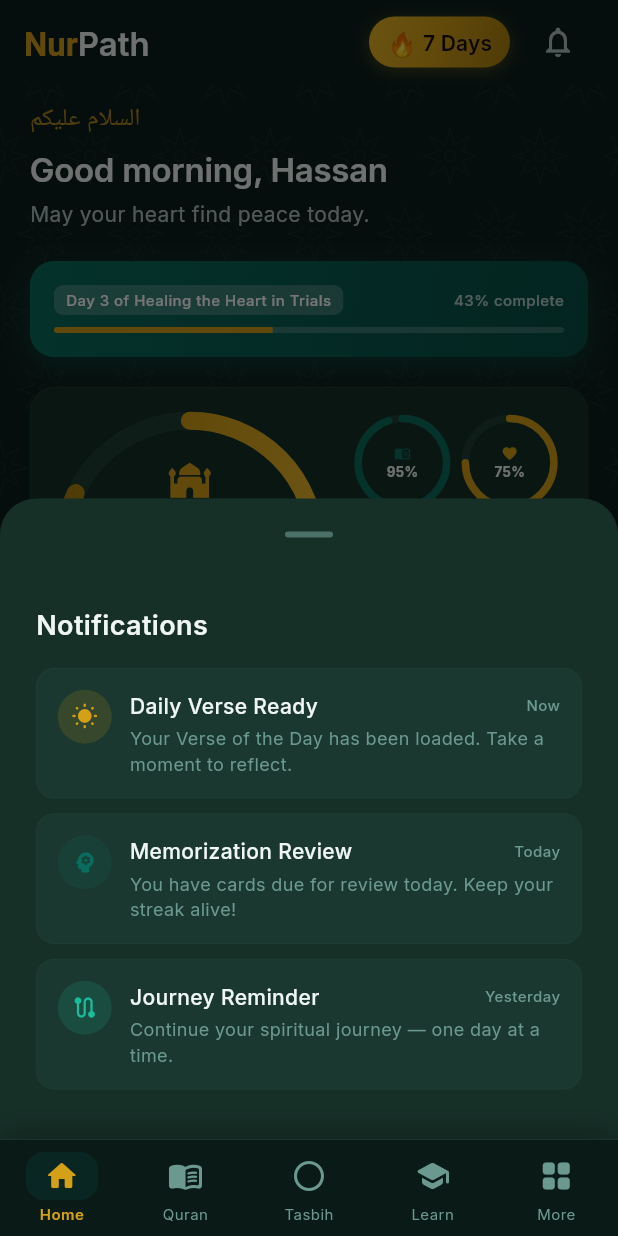
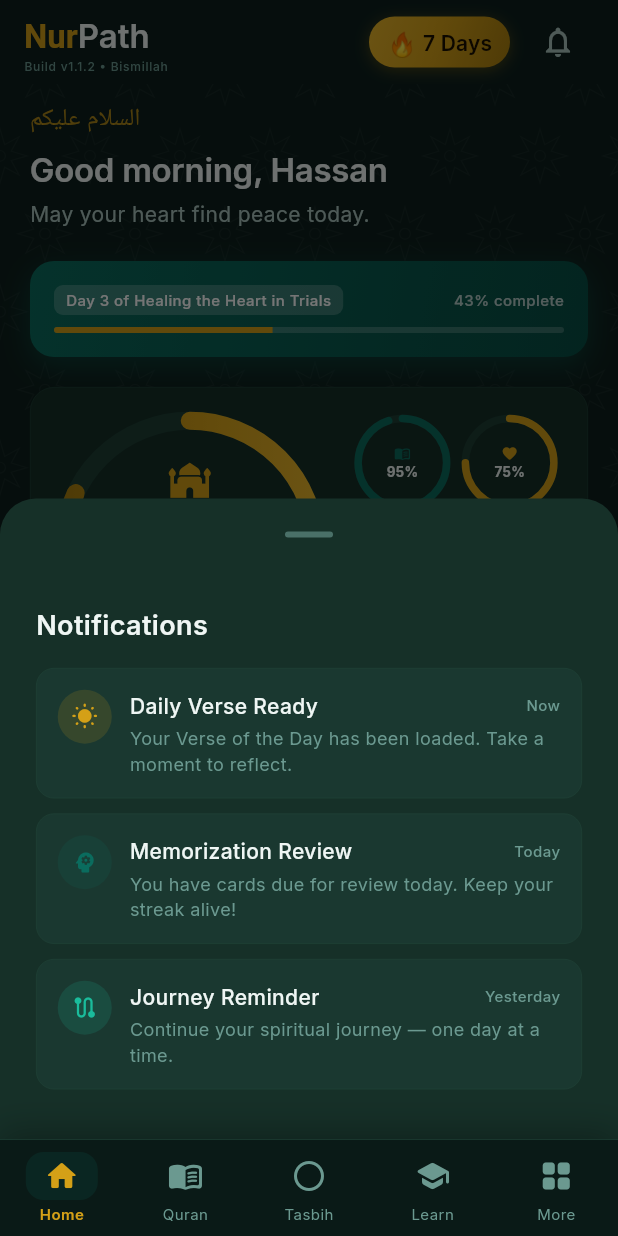
Before and after one commit to hassanykb/nurpath, a Flutter app: the HomeScreen screen opened by its route, after a tap on the "notifications" icon, on a phone screen of 412 x 824 dp. Run offline on Flutter 3.47's test engine with Material 3 defaults, Android fonts, the light colour scheme and no system bars; drawn by our look-alikes of flutter_animate, percent_indicator; our stand-ins replace dio, fl_chart, flutter_riverpod, go_router, google_fonts, hive_flutter and 1 more; accounts and stored records are empty; network calls fail; Roboto replaces fonts that are missing (Amiri, AmiriQuran).

Commit message:
fix: home screen functional restoration with debug marker and robust skeleton

```diff
--- a/lib/screens/home/home_screen.dart
+++ b/lib/screens/home/home_screen.dart
@@ -11,11 +11,16 @@ import '../../widgets/faith_ring.dart';
 import '../../widgets/streak_badge.dart';
 import '../../widgets/ayah_card.dart';
 
-class HomeScreen extends ConsumerWidget {
+class HomeScreen extends ConsumerStatefulWidget {
   const HomeScreen({super.key});
 
   @override
-  Widget build(BuildContext context, WidgetRef ref) {
+  ConsumerState<HomeScreen> createState() => _HomeScreenState();
+}
+
+class _HomeScreenState extends ConsumerState<HomeScreen> {
+  @override
+  Widget build(BuildContext context) {
     final userAsync = ref.watch(userProfileProvider);
     final dailyAyahAsync = ref.watch(dailyAyahProvider);
     final journeysAsync = ref.watch(journeysProvider);
@@ -32,7 +37,10 @@ class HomeScreen extends ConsumerWidget {
               backgroundColor: AppColors.bgPrimary.withOpacity(0.95),
               title: Row(
                 children: [
-                  // NurPath logo text
+                  Column(
+                    crossAxisAlignment: CrossAxisAlignment.start,
+                    mainAxisSize: MainAxisSize.min,
+                    children: [
                       RichText(
                         text: TextSpan(
                           children: [
@@ -54,6 +62,16 @@ class HomeScreen extends ConsumerWidget {
                           ],
                         ),
                       ),
+                      Text(
+                        'Build v1.1.2 • Bismillah',
+                        style: AppTypography.labelSmall.copyWith(
+                          fontSize: 8,
+                          color: AppColors.textMuted,
+                          letterSpacing: 0.5,
+                        ),
+                      ),
+                    ],
+                  ),
                   const Spacer(),
                   // Streak badge
                   userAsync.when(
@@ -68,7 +86,17 @@ class HomeScreen extends ConsumerWidget {
                       Icons.notifications_outlined,
                       color: AppColors.textSecondary,
                     ),
-                    onPressed: () => _showNotificationsSheet(context),
+                    onPressed: () {
+                      // Immediate visual feedback to confirm taps work
+                      ScaffoldMessenger.of(context).clearSnackBars();
+                      ScaffoldMessenger.of(context).showSnackBar(
+                        const SnackBar(
+                          content: Text('Opening notifications...'),
+                          duration: Duration(milliseconds: 500),
+                        ),
+                      );
+                      _showNotificationsSheet(context);
+                    },
                   ),
                 ],
               ),
@@ -164,7 +192,7 @@ class HomeScreen extends ConsumerWidget {
                           ref: '${ayah.surahNumber}:${ayah.ayahNumber}',
                         ),
                       ).animate().fadeIn(delay: 300.ms),
-                      loading: () => const _AyahCardSkeleton(),
+                      loading: () => _AyahCardSkeleton(onRetry: () => ref.invalidate(dailyAyahProvider)),
                       error: (e, _) => AyahCard(
                         arabic: 'فَٱذْكُرُونِىٓ أَذْكُرْكُمْ وَٱشْكُرُوا۟ لِى وَلَا تَكْفُرُونِ',
                         translation:
@@ -247,6 +275,7 @@ class HomeScreen extends ConsumerWidget {
   }
 
   void _showNotificationsSheet(BuildContext context) {
+    if (!mounted) return;
     showModalBottomSheet(
       context: context,
       backgroundColor: AppColors.bgCard,
@@ -261,7 +290,7 @@ class HomeScreen extends ConsumerWidget {
           children: [
             Text('Notifications', style: AppTypography.headlineMedium),
             const SizedBox(height: 16),
-            _NotifTile(
+            const _NotifTile(
               icon: Icons.wb_sunny_rounded,
               color: AppColors.gold,
               title: 'Daily Verse Ready',
@@ -269,7 +298,7 @@ class HomeScreen extends ConsumerWidget {
               time: 'Now',
             ),
             const SizedBox(height: 10),
-            _NotifTile(
+            const _NotifTile(
               icon: Icons.psychology_rounded,
               color: AppColors.emerald,
               title: 'Memorization Review',
@@ -277,7 +306,7 @@ class HomeScreen extends ConsumerWidget {
               time: 'Today',
             ),
             const SizedBox(height: 10),
-            _NotifTile(
+            const _NotifTile(
               icon: Icons.route_rounded,
               color: AppColors.ringSalah,
               title: 'Journey Reminder',
@@ -297,6 +326,7 @@ class HomeScreen extends ConsumerWidget {
     required String translation,
     required String ref,
   }) {
+    if (!mounted) return;
     final controller = TextEditingController();
     showModalBottomSheet(
       context: context,
@@ -392,6 +422,7 @@ class HomeScreen extends ConsumerWidget {
   }
 
   void _shareAyah(BuildContext context, String arabic, String translation, String ref) {
+    if (!mounted) return;
     ScaffoldMessenger.of(context).showSnackBar(
       SnackBar(
         content: Text('"$translation" — $ref', style: AppTypography.bodySmall),
@@ -813,19 +844,52 @@ class _GreetingSkeleton extends StatelessWidget {
 }
 
 class _AyahCardSkeleton extends StatelessWidget {
-  const _AyahCardSkeleton();
+  final VoidCallback? onRetry;
+  const _AyahCardSkeleton({this.onRetry});
 
   @override
   Widget build(BuildContext context) {
-    return _ShimmerBox(
+    return Stack(
+      children: [
+        _ShimmerBox(
           child: Container(
-        height: 220,
+            height: 240,
             decoration: BoxDecoration(
               color: AppColors.bgCard,
               borderRadius: BorderRadius.circular(16),
               border: Border.all(color: AppColors.gold.withOpacity(0.2), width: 0.5),
             ),
           ),
+        ),
+        Positioned.fill(
+          child: Center(
+            child: Column(
+              mainAxisSize: MainAxisSize.min,
+              children: [
+                const SizedBox(
+                  width: 20,
+                  height: 20,
+                  child: CircularProgressIndicator(
+                    strokeWidth: 2,
+                    color: AppColors.gold,
+                  ),
+                ),
+                if (onRetry != null) ...[
+                  const SizedBox(height: 16),
+                  TextButton.icon(
+                    onPressed: onRetry,
+                    icon: const Icon(Icons.refresh, size: 14, color: AppColors.gold),
+                    label: Text(
+                      'Retry if stuck',
+                      style: AppTypography.labelSmall.copyWith(color: AppColors.gold),
+                    ),
+                  ),
+                ],
+              ],
+            ),
+          ),
+        ),
+      ],
     );
   }
 }
@@ -848,9 +912,9 @@ class _ShimmerBoxState extends State<_ShimmerBox>
     super.initState();
     _ctrl = AnimationController(
       vsync: this,
-      duration: const Duration(milliseconds: 1200),
+      duration: const Duration(milliseconds: 1000),
     )..repeat(reverse: true);
-    _anim = Tween<double>(begin: 0.3, end: 0.7).animate(
+    _anim = Tween<double>(begin: 0.2, end: 0.6).animate(
       CurvedAnimation(parent: _ctrl, curve: Curves.easeInOut),
     );
   }
--- a/lib/services/quran_api_service.dart
+++ b/lib/services/quran_api_service.dart
@@ -87,14 +87,20 @@ class QuranApiService {
   // Fetch a random ayah for the daily verse
   Future<AyahData> fetchRandomAyah() async {
     try {
-      // Random surah 1-114, random ayah
+      // Shorter timeout for the random ayah to avoid hanging the home screen
+      final options = Options(sendTimeout: const Duration(seconds: 5), receiveTimeout: const Duration(seconds: 5));
+
+      // Random surah 1-114
       final surahNum = DateTime.now().millisecondsSinceEpoch % 114 + 1;
-      final response = await _dio.get('/surah/$surahNum/$_arabicEdition');
-      final englishResponse = await _dio.get('/surah/$surahNum/$_englishEdition');
 
-      final arabicAyahs = (response.data['data']['ayahs'] as List)
+      final responses = await Future.wait([
+        _dio.get('/surah/$surahNum/$_arabicEdition', options: options),
+        _dio.get('/surah/$surahNum/$_englishEdition', options: options),
+      ]);
+
+      final arabicAyahs = (responses[0].data['data']['ayahs'] as List)
           .cast<Map<String, dynamic>>();
-      final englishAyahs = (englishResponse.data['data']['ayahs'] as List)
+      final englishAyahs = (responses[1].data['data']['ayahs'] as List)
           .cast<Map<String, dynamic>>();
 
       final idx = DateTime.now().day % arabicAyahs.length;
@@ -105,6 +111,7 @@ class QuranApiService {
         translation: englishAyahs[idx]['text'] as String,
       );
     } catch (e) {
+      debugLog('Random Ayah fetch failed: $e. Using fallback.');
       // Return a well-known fallback
       return const AyahData(
         surahNumber: 2,
```
Lines whose indentation alone changed are shown as unchanged.
